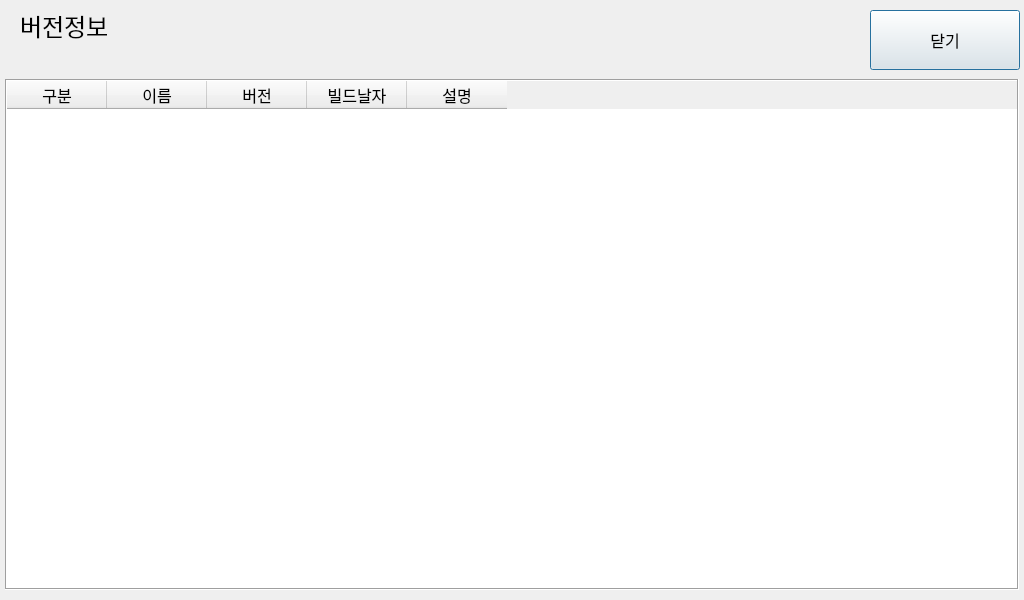
Qt form versioninfo.ui (topgun630831/new_tmsview_git) before a commit.
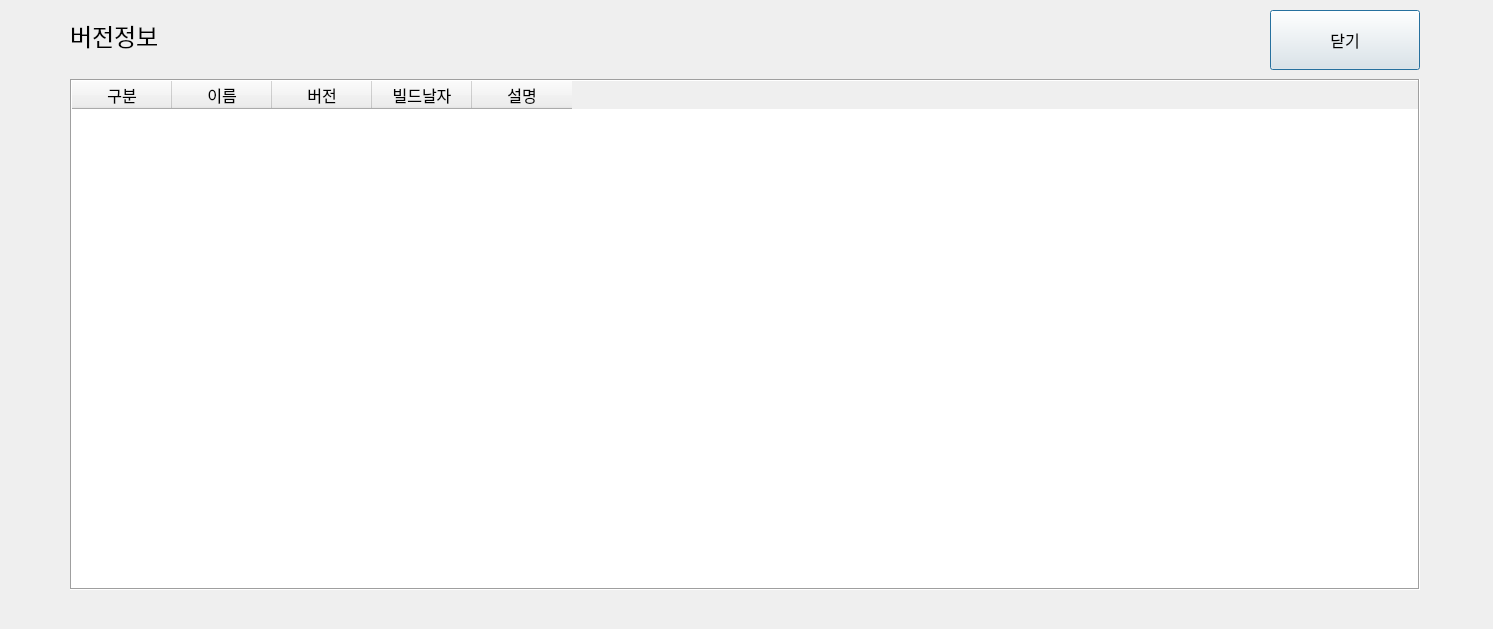
The same form after that commit.

Patch:
```diff
--- a/versioninfo.ui
+++ b/versioninfo.ui
@@ -6,8 +6,8 @@
    <rect>
     <x>0</x>
     <y>0</y>
-    <width>1024</width>
-    <height>600</height>
+    <width>1493</width>
+    <height>629</height>
    </rect>
   </property>
   <property name="font">
@@ -21,9 +21,9 @@
   <widget class="QTableWidget" name="tableVersion">
    <property name="geometry">
     <rect>
-     <x>5</x>
+     <x>70</x>
      <y>79</y>
-     <width>1014</width>
+     <width>1350</width>
      <height>511</height>
     </rect>
    </property>
@@ -108,8 +108,8 @@
   <widget class="QLabel" name="label">
    <property name="geometry">
     <rect>
-     <x>20</x>
-     <y>10</y>
+     <x>70</x>
+     <y>20</y>
      <width>171</width>
      <height>31</height>
     </rect>
@@ -126,7 +126,7 @@
   <widget class="QPushButton" name="ok">
    <property name="geometry">
     <rect>
-     <x>870</x>
+     <x>1270</x>
      <y>10</y>
      <width>150</width>
      <height>60</height>
```
